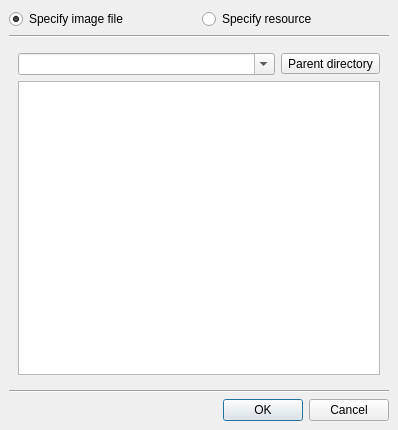
arnt/qt-history2, file tools/designer/src/lib/shared/findicondialog.ui: the form before one commit.
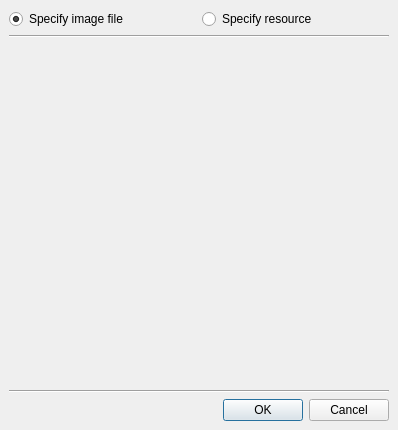
The form after the commit. The open tabs and pages were chosen to show the change. Icons and pictures are not drawn.

Commit message:
Fixes:    uic warnings about identical names being used for several widgets Task:     139523 Details:  Made names unique.
[git-p4: depot-paths = "//depot/qt/main/": change = 243661]

```diff
--- a/tools/designer/src/lib/shared/findicondialog.ui
+++ b/tools/designer/src/lib/shared/findicondialog.ui
@@ -123,7 +123,7 @@
        </item>
       </layout>
      </widget>
-     <widget class="QWidget" name="page" />
+     <widget class="QWidget" name="page2" />
     </widget>
    </item>
    <item>
```
Left out of the diff: 2 changed lines with no effect on the pictures. The commit also changes 1 other file.
